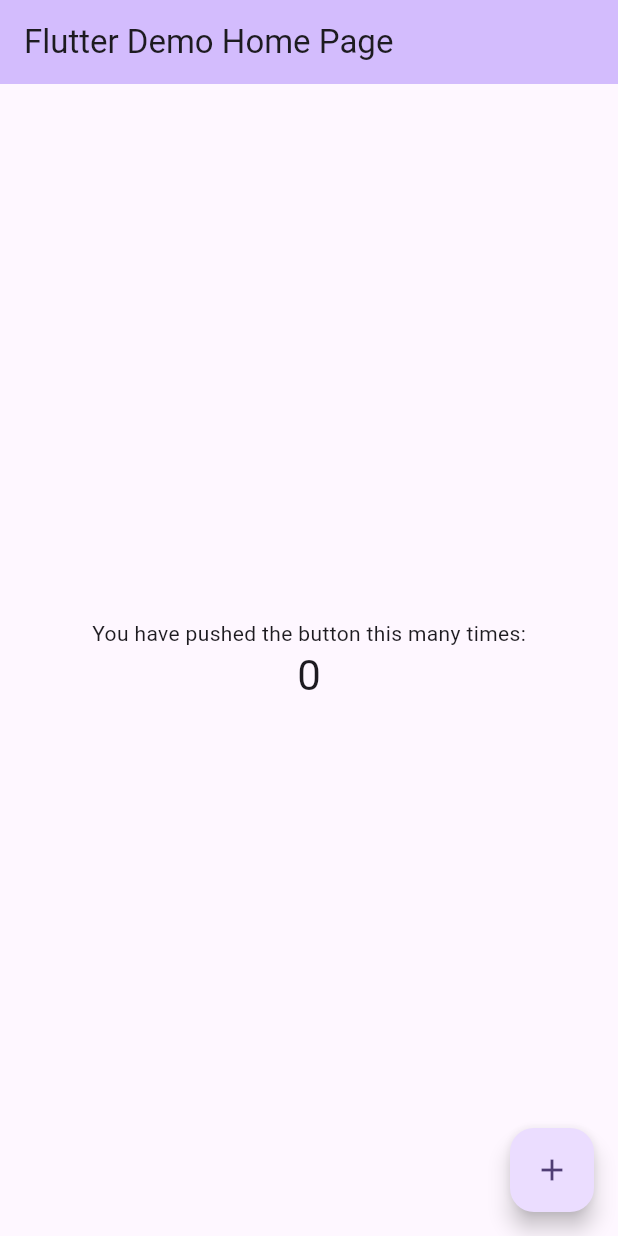
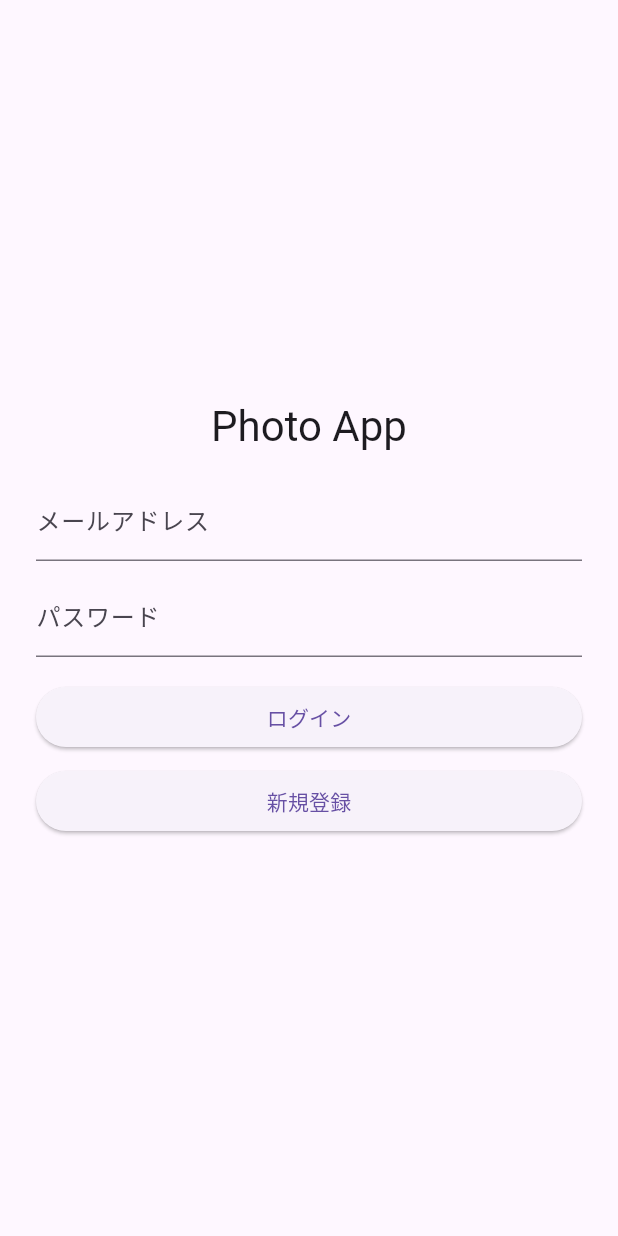
Before and after one commit to kazumakishimoto/photoapp, a Flutter app: the screen it shows after launch, on a phone screen of 412 x 824 dp. Run offline on Flutter 3.47's test engine with Material 3 defaults, Android fonts, the phone set to English and light mode, and no system bars.

Commit message:
ログイン画面

```diff
--- a/lib/main.dart
+++ b/lib/main.dart
@@ -1,125 +1,20 @@
 import 'package:flutter/material.dart';
+import 'package:photoapp/sign_in_screen.dart';
 
 void main() {
-  runApp(const MyApp());
+  runApp(MyApp());
 }
 
 class MyApp extends StatelessWidget {
-  const MyApp({super.key});
-
-  // This widget is the root of your application.
   @override
   Widget build(BuildContext context) {
     return MaterialApp(
-      title: 'Flutter Demo',
+      title: 'Photo App',
       theme: ThemeData(
-        // This is the theme of your application.
-        //
-        // TRY THIS: Try running your application with "flutter run". You'll see
-        // the application has a purple toolbar. Then, without quitting the app,
-        // try changing the seedColor in the colorScheme below to Colors.green
-        // and then invoke "hot reload" (save your changes or press the "hot
-        // reload" button in a Flutter-supported IDE, or press "r" if you used
-        // the command line to start the app).
-        //
-        // Notice that the counter didn't reset back to zero; the application
-        // state is not lost during the reload. To reset the state, use hot
-        // restart instead.
-        //
-        // This works for code too, not just values: Most code changes can be
-        // tested with just a hot reload.
-        colorScheme: ColorScheme.fromSeed(seedColor: Colors.deepPurple),
-        useMaterial3: true,
+        primarySwatch: Colors.blue,
       ),
-      home: const MyHomePage(title: 'Flutter Demo Home Page'),
+      // アプリ起動時にログイン画面を表示
+      home: SignInScreen(),
     );
   }
 }
-
-class MyHomePage extends StatefulWidget {
-  const MyHomePage({super.key, required this.title});
-
-  // This widget is the home page of your application. It is stateful, meaning
-  // that it has a State object (defined below) that contains fields that affect
-  // how it looks.
-
-  // This class is the configuration for the state. It holds the values (in this
-  // case the title) provided by the parent (in this case the App widget) and
-  // used by the build method of the State. Fields in a Widget subclass are
-  // always marked "final".
-
-  final String title;
-
-  @override
-  State<MyHomePage> createState() => _MyHomePageState();
-}
-
-class _MyHomePageState extends State<MyHomePage> {
-  int _counter = 0;
-
-  void _incrementCounter() {
-    setState(() {
-      // This call to setState tells the Flutter framework that something has
-      // changed in this State, which causes it to rerun the build method below
-      // so that the display can reflect the updated values. If we changed
-      // _counter without calling setState(), then the build method would not be
-      // called again, and so nothing would appear to happen.
-      _counter++;
-    });
-  }
-
-  @override
-  Widget build(BuildContext context) {
-    // This method is rerun every time setState is called, for instance as done
-    // by the _incrementCounter method above.
-    //
-    // The Flutter framework has been optimized to make rerunning build methods
-    // fast, so that you can just rebuild anything that needs updating rather
-    // than having to individually change instances of widgets.
-    return Scaffold(
-      appBar: AppBar(
-        // TRY THIS: Try changing the color here to a specific color (to
-        // Colors.amber, perhaps?) and trigger a hot reload to see the AppBar
-        // change color while the other colors stay the same.
-        backgroundColor: Theme.of(context).colorScheme.inversePrimary,
-        // Here we take the value from the MyHomePage object that was created by
-        // the App.build method, and use it to set our appbar title.
-        title: Text(widget.title),
-      ),
-      body: Center(
-        // Center is a layout widget. It takes a single child and positions it
-        // in the middle of the parent.
-        child: Column(
-          // Column is also a layout widget. It takes a list of children and
-          // arranges them vertically. By default, it sizes itself to fit its
-          // children horizontally, and tries to be as tall as its parent.
-          //
-          // Column has various properties to control how it sizes itself and
-          // how it positions its children. Here we use mainAxisAlignment to
-          // center the children vertically; the main axis here is the vertical
-          // axis because Columns are vertical (the cross axis would be
-          // horizontal).
-          //
-          // TRY THIS: Invoke "debug painting" (choose the "Toggle Debug Paint"
-          // action in the IDE, or press "p" in the console), to see the
-          // wireframe for each widget.
-          mainAxisAlignment: MainAxisAlignment.center,
-          children: <Widget>[
-            const Text(
-              'You have pushed the button this many times:',
-            ),
-            Text(
-              '$_counter',
-              style: Theme.of(context).textTheme.headlineMedium,
-            ),
-          ],
-        ),
-      ),
-      floatingActionButton: FloatingActionButton(
-        onPressed: _incrementCounter,
-        tooltip: 'Increment',
-        child: const Icon(Icons.add),
-      ), // This trailing comma makes auto-formatting nicer for build methods.
-    );
-  }
-}
--- /dev/null
+++ b/lib/sign_in_screen.dart
@@ -0,0 +1,104 @@
+import 'package:flutter/material.dart';
+
+class SignInScreen extends StatefulWidget {
+  @override
+  _SignInScreenState createState() => _SignInScreenState();
+}
+
+class _SignInScreenState extends State<SignInScreen> {
+  // Formのkeyを指定する場合は<FormState>としてGlobalKeyを定義する
+  final GlobalKey<FormState> _formKey = GlobalKey<FormState>();
+
+  @override
+  Widget build(BuildContext context) {
+    return Scaffold(
+      body: Form(
+        // Formのkeyに指定する
+        key: _formKey,
+        child: Center(
+          child: Padding(
+            padding: const EdgeInsets.symmetric(horizontal: 24),
+            child: Column(
+              mainAxisAlignment: MainAxisAlignment.center,
+              children: [
+                Text(
+                  'Photo App',
+                  style: Theme.of(context).textTheme.headlineMedium,
+                ),
+                SizedBox(height: 16),
+                TextFormField(
+                  decoration: InputDecoration(
+                    labelText: 'メールアドレス',
+                  ),
+                  keyboardType: TextInputType.emailAddress,
+                  // メールアドレス用のバリデーション
+                  validator: (String? value) {
+                    // メールアドレスが入力されていない場合
+                    if (value?.isEmpty == true) {
+                      // 問題があるときはメッセージを返す
+                      return 'メールアドレスを入力して下さい';
+                    }
+                    // 問題ないときはnullを返す
+                    return null;
+                  },
+                ),
+                SizedBox(height: 8),
+                TextFormField(
+                  decoration: InputDecoration(
+                    labelText: 'パスワード',
+                  ),
+                  keyboardType: TextInputType.visiblePassword,
+                  obscureText: true,
+                  // パスワード用のバリデーション
+                  validator: (String? value) {
+                    // パスワードが入力されていない場合
+                    if (value?.isEmpty == true) {
+                      // 問題があるときはメッセージを返す
+                      return 'パスワードを入力して下さい';
+                    }
+                    // 問題ないときはnullを返す
+                    return null;
+                  },
+                ),
+                SizedBox(height: 16),
+                SizedBox(
+                  width: double.infinity,
+                  child: ElevatedButton(
+                    // ログインボタンをタップしたときの処理
+                    onPressed: () => _onSignIn(),
+                    child: Text('ログイン'),
+                  ),
+                ),
+                SizedBox(height: 8),
+                SizedBox(
+                  width: double.infinity,
+                  child: ElevatedButton(
+                    // 新規登録ボタンをタップしたときの処理
+                    onPressed: () => _onSignUp(),
+                    child: Text('新規登録'),
+                  ),
+                ),
+              ],
+            ),
+          ),
+        ),
+      ),
+    );
+  }
+
+  void _onSignIn() {
+    // 入力内容を確認する
+    if (_formKey.currentState?.validate() != true) {
+      // エラーメッセージがあるため処理を中断する
+      return;
+    }
+  }
+
+  void _onSignUp() {
+    // 入力内容を確認する
+    if (_formKey.currentState?.validate() != true) {
+      // エラーメッセージがあるため処理を中断する
+      return;
+    }
+  }
+}
```
